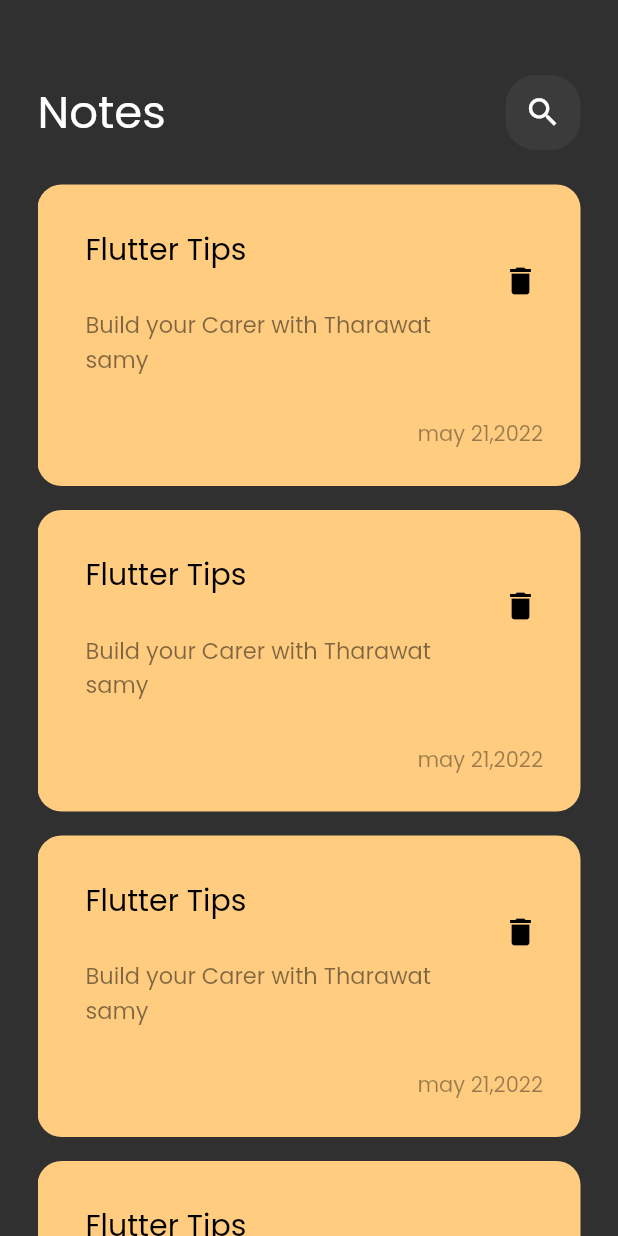
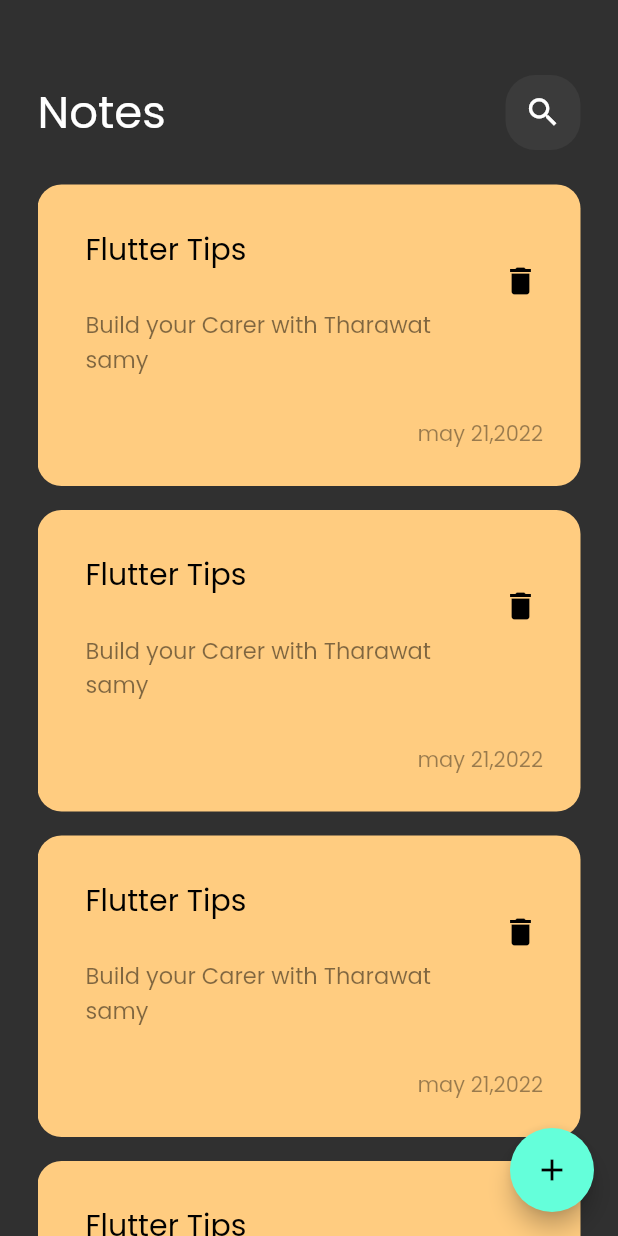
Before and after one commit to bodeal5ofas/final, a Flutter app: the screen it shows after launch, on a phone screen of 412 x 824 dp. Run offline on Flutter 3.47's test engine with Material 2 defaults, Android fonts, the phone set to English and light mode, and no system bars.

Commit message:
create float icon buuton

```diff
--- a/lib/screens/home_page.dart
+++ b/lib/screens/home_page.dart
@@ -6,8 +6,12 @@ class NotesView extends StatelessWidget {
   static String id = 'HomePage';
   @override
   Widget build(BuildContext context) {
-    return const Scaffold(
-      body: CustomNoteBody(),
+    return Scaffold(
+      floatingActionButton: FloatingActionButton(
+        onPressed: () {},
+        child: const Icon(Icons.add),
+      ),
+      body: const CustomNoteBody(),
     );
   }
 }
--- a/lib/widgets/custom_NoteBody.dart
+++ b/lib/widgets/custom_NoteBody.dart
@@ -1,5 +1,5 @@
 import 'package:final_project/widgets/custom_appBar.dart';
-import 'package:final_project/widgets/notes_iteam.dart';
+//import 'package:final_project/widgets/notes_iteam.dart';
 import 'package:final_project/widgets/notes_list_view.dart';
 import 'package:flutter/material.dart';
 
@@ -8,8 +8,8 @@ class CustomNoteBody extends StatelessWidget {
 
   @override
   Widget build(BuildContext context) {
-    return Padding(
-      padding: const EdgeInsets.symmetric(horizontal: 25),
+    return const Padding(
+      padding: EdgeInsets.symmetric(horizontal: 25),
       child: Column(
         children: [
           SizedBox(
--- a/lib/widgets/notes_iteam.dart
+++ b/lib/widgets/notes_iteam.dart
@@ -6,16 +6,16 @@ class NotesIteam extends StatelessWidget {
   @override
   Widget build(BuildContext context) {
     return Container(
-      padding: EdgeInsets.only(top: 24, bottom: 24, left: 16),
+      padding: const EdgeInsets.only(top: 24, bottom: 24, left: 16),
       decoration: BoxDecoration(
         borderRadius: BorderRadius.circular(16),
-        color: Color(0xffFFCC80),
+        color: const Color(0xffFFCC80),
       ),
       child: Column(
         crossAxisAlignment: CrossAxisAlignment.end,
         children: [
           ListTile(
-            title: Text(
+            title: const Text(
               'Flutter Tips',
               style: TextStyle(fontSize: 20, color: Colors.black),
             ),
@@ -31,7 +31,7 @@ class NotesIteam extends StatelessWidget {
             ),
             trailing: IconButton(
               onPressed: () {},
-              icon: Icon(
+              icon: const Icon(
                 Icons.delete,
                 color: Colors.black,
               ),
```
